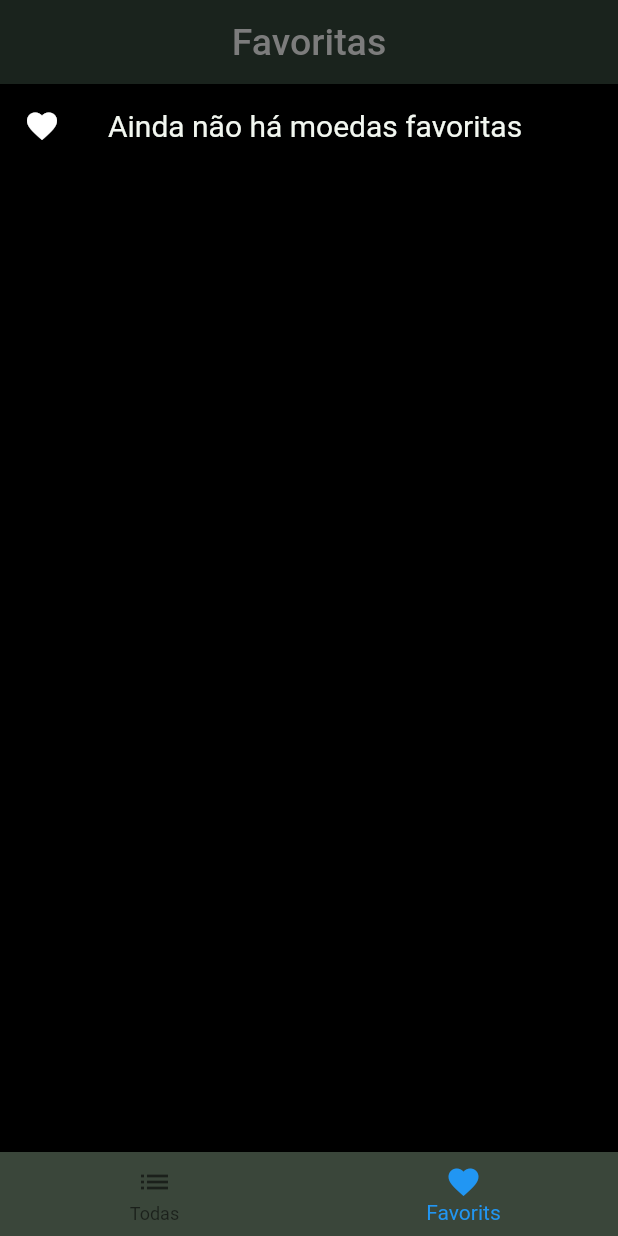
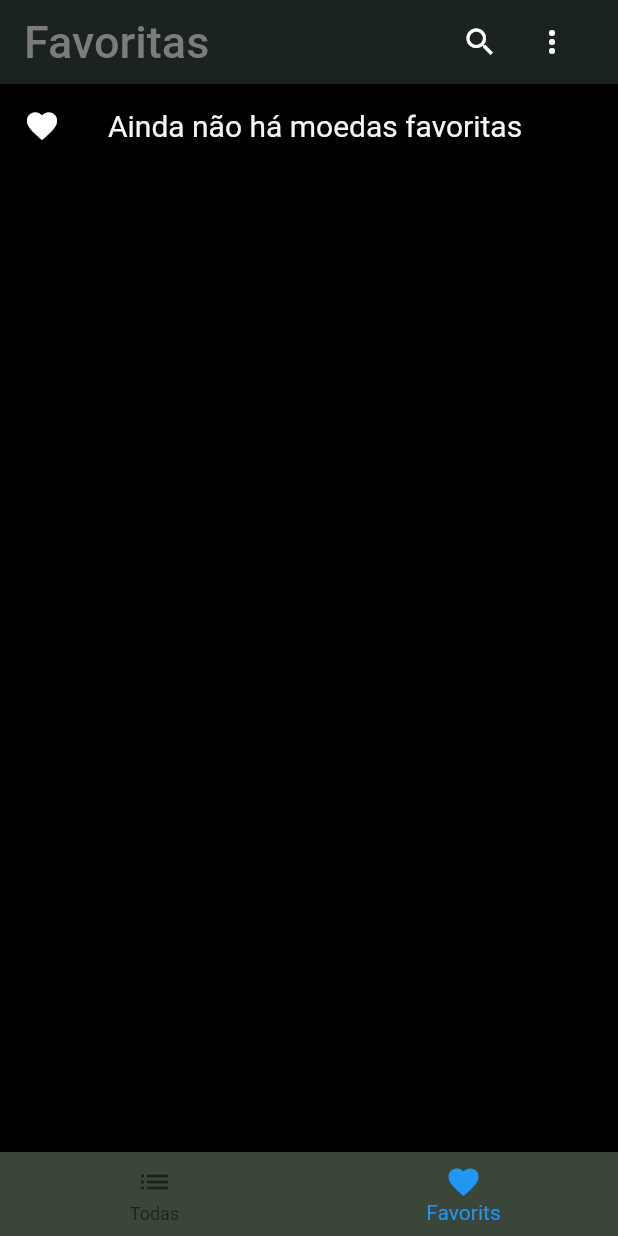
Before and after one commit to DaniiPereiira/app_criptomoedas_flutter, a Flutter app: the screen it shows after launch, swiped to page 2, on a phone screen of 412 x 824 dp. Run offline on Flutter 3.47's test engine with Material 2 defaults, Android fonts, the phone set to English and light mode, and no system bars; our stand-ins replace easy_search_bar; Roboto replaces fonts that are missing (Urw).

Commit message:
Atualização no botão favoritos, inclusão do botão para selecionar todos

```diff
--- a/lib/Moedas/moeda.dart
+++ b/lib/Moedas/moeda.dart
@@ -1,5 +1,5 @@
-
 class Moeda {
+  bool isSelected;
   String icone;
   String nome;
   String sigla;
@@ -9,5 +9,6 @@ class Moeda {
       {required this.icone,
       required this.nome,
       required this.sigla,
-      required this.preco});
+      required this.preco,
+      required this.isSelected});
 }
--- a/lib/Repositories/foavoritas_repository.dart
+++ b/lib/Repositories/foavoritas_repository.dart
@@ -11,9 +11,9 @@ class FavoritasRepository extends ChangeNotifier {
   UnmodifiableListView<Moeda> get lista => UnmodifiableListView(_lista);
 
   saveAll(List<Moeda> moedas) {
-    for (var moeda in moedas) {
+    moedas.forEach((moeda) {
       if (!_lista.contains(moeda)) _lista.add(moeda);
-    }
+    });
     notifyListeners();
   }
 
--- a/lib/Repositories/moeda_repositories.dart
+++ b/lib/Repositories/moeda_repositories.dart
@@ -6,28 +6,43 @@ class MoedaRepository {
       icone: "assets/images/btcoin.png",
       nome: "Biticoin",
       sigla: "BTC",
-        preco: 164603),
+      preco: 164603,
+      isSelected: false,
+    ),
     Moeda(
       icone: "assets/images/ethereum.png",
       nome: "Ethereum",
       sigla: "ETH",
-        preco: 9716),
+      preco: 9716,
+      isSelected: false,
+    ),
     Moeda(
-        icone: "assets/images/utd.png", nome: "XRP", sigla: "XRP", preco: 3.34),
+      icone: "assets/images/utd.png",
+      nome: "XRP",
+      sigla: "XRP",
+      preco: 3.34,
+      isSelected: false,
+    ),
     Moeda(
       icone: "assets/images/cardano.jpg",
       nome: "Cardano",
       sigla: "ADA",
-        preco: 6.32),
+      preco: 6.32,
+      isSelected: false,
+    ),
     Moeda(
       icone: "assets/images/ucoin.png",
       nome: "USD Coins",
       sigla: "USD",
-        preco: 5.02),
+      preco: 5.02,
+      isSelected: false,
+    ),
     Moeda(
       icone: "assets/images/ltcoin.png",
       nome: 'Litecoin',
       sigla: "LTD",
-        preco: 669.93),
+      preco: 669.93,
+      isSelected: false,
+    ),
   ];
 }
--- a/lib/pages/favoritas_page.dart
+++ b/lib/pages/favoritas_page.dart
@@ -3,6 +3,7 @@ import 'package:flutter/material.dart';
 import 'package:provider/provider.dart';
 
 import '../Moedas/moeda.dart';
+import '../Repositories/moeda_repositories.dart';
 import '../resources/text_style.dart';
 import '../widget/moeda_card.dart';
 
@@ -14,21 +15,62 @@ class FavoritasPage extends StatefulWidget {
 }
 
 class _FavoritasPageState extends State<FavoritasPage> {
-  List<Moeda> favoritas = [];
+
+  late FavoritasRepository favoritas;
+  List<Moeda> selecionadas = [];
+  final tabela = MoedaRepository.tabela;
   @override
   Widget build(BuildContext context) {
     return Scaffold(
       backgroundColor: Colors.black,
       appBar: AppBar(
         backgroundColor: const Color.fromARGB(255, 26, 35, 29),
-        title: const Text('Favoritas', style: CriptoTextStyle.titlePageDetail),
-        centerTitle: true,
+        title: const Text('Favoritas', style: CriptoTextStyle.titlePageCripto),
+        actions: [
+     IconButton(
+              onPressed: () {
+                //  showSearch(context: context, delegate: );
+              },
+              icon: const Icon(Icons.search),
+            ),
+            Padding(
+              padding: const EdgeInsets.only(right: 20.0),
+              child: PopupMenuButton(
+                  icon: const Icon(Icons.more_vert),
+                  itemBuilder: (context) => [
+                        PopupMenuItem(
+                            child: TextButton(
+                          child: const Text("Selecionar todas"),
+                          onPressed: () {
+                            setState(() {
+
+                                selecionadas.addAll(tabela);
+
+                            });
+
+                            Navigator.pop(context);
+                          },
+                        )),
+                        PopupMenuItem(
+                            child: TextButton(
+                          child: const Text("Remover todas"),
+                          onPressed: () {
+                            setState(() {
+                              selecionadas.clear();
+                            });
+
+                            Navigator.pop(context);
+                          },
+                        )),
+                      ]),
+            )
+        ],
       ),
       body: Container(
           alignment: Alignment.topCenter,
           child: Consumer<FavoritasRepository>(
             builder: (context, favoritas, child) {
-              return favoritas.lista.isEmpty
+              return (favoritas.lista.isEmpty)
                   ? const ListTile(
                       leading: Icon(
                         Icons.favorite,
@@ -40,13 +82,18 @@ class _FavoritasPageState extends State<FavoritasPage> {
                       ),
                     )
                   : ListView.builder(
+                      padding: const EdgeInsets.all(16),
+                      itemCount: favoritas.lista.length,
                       itemBuilder: (_, index) {
                         return MoedaCard(moeda: favoritas.lista[index]);
                       },
-                      itemCount: favoritas.lista.length,
                     );
             },
           )),
+      // floatingActionButton: FloatingActionButton(onPressed: () {
+      //   Provider.of<FavoritasRepository>(context, listen: false)
+      //       .remove(widget.moeda);
+      // }),
     );
   }
 }
--- a/lib/pages/home_page.dart
+++ b/lib/pages/home_page.dart
@@ -29,7 +29,9 @@ class _HomePageState extends State<HomePage> {
   Widget build(BuildContext context) {
     return Scaffold(
       body: PageView(
+       physics: const NeverScrollableScrollPhysics(),
         controller: pc,
+        // ignore: sort_child_properties_last
         children: const [
           MoedasPage(),
           FavoritasPage(),
@@ -38,7 +40,7 @@ class _HomePageState extends State<HomePage> {
       ),
       bottomNavigationBar: BottomNavigationBar(
         currentIndex: paginaAtual,
-        backgroundColor: Color.fromARGB(255, 58, 70, 58),
+        backgroundColor: const Color.fromARGB(255, 58, 70, 58),
         // ignore: prefer_const_literals_to_create_immutables
         items: [
           const BottomNavigationBarItem(
```
Also changed, not shown: lib/pages/moedas_page.dart (+64 -10 lines), lib/widget/moeda_card.dart (+54 -3 lines). Lines whose indentation alone changed are shown as unchanged.
